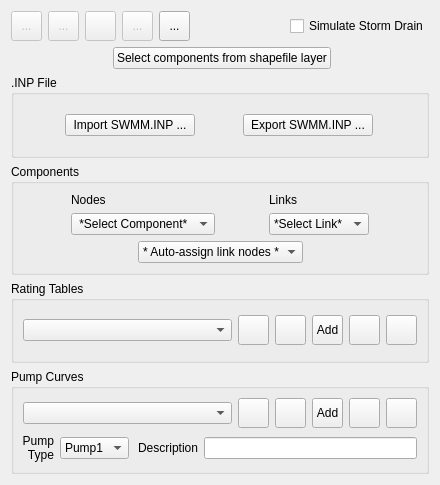
The window that flo2d/ui/storm_drain_editor.ui (FLO-2DSoftware/qgis-flo-2d-plugin) describes before a commit, drawn with Qt 5.
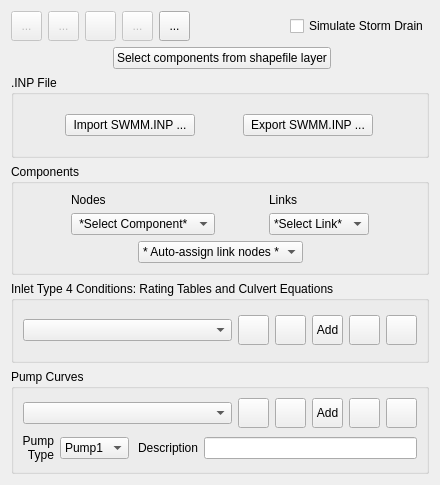
The same window after the commit. Icons and pictures are not drawn.

Commit message: SD: Change names of python controls and functions. Move controls

The edit to the form file:
```diff
--- a/flo2d/ui/storm_drain_editor.ui
+++ b/flo2d/ui/storm_drain_editor.ui
@@ -538,7 +538,7 @@
       </sizepolicy>
      </property>
      <property name="title">
-      <string>Rating Tables</string>
+      <string>Inlet Type 4 Conditions: Rating Tables and Culvert Equations</string>
      </property>
      <layout class="QGridLayout" name="gridLayout_6">
       <item row="0" column="0">
```
Left out of the diff: 36 changed lines with no effect on the pictures. The commit also changes 1 other file.
